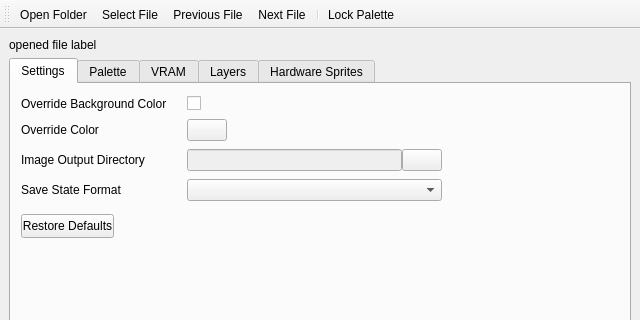
First picture: the form in qt/mainwindow.ui, repository Lupinzar/gssex, before the edit; both pictures show x 0 to 640 and y 0 to 320 of the 640 by 480 pixel window.
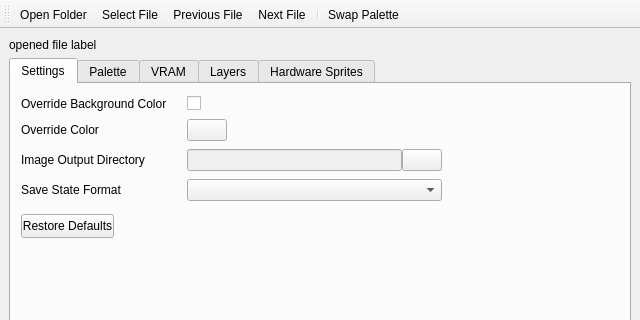
Second picture: the form after the edit. Icons and pictures are not drawn. Custom widgets are drawn as their Qt base class.

Commit message: Change local/global palette icons

```diff
--- a/qt/mainwindow.ui
+++ b/qt/mainwindow.ui
@@ -257,7 +257,7 @@
      <normalon>:/icons/lock.svg</normalon>:/icons/lock-open-2.svg</iconset>
    </property>
    <property name="text">
-    <string>Lock Palette</string>
+    <string>Swap Palette</string>
    </property>
    <property name="toolTip">
     <string>Lock Palette</string>
```
Left out of the diff: 6 changed lines with no effect on the pictures. The commit also changes 6 other files.
